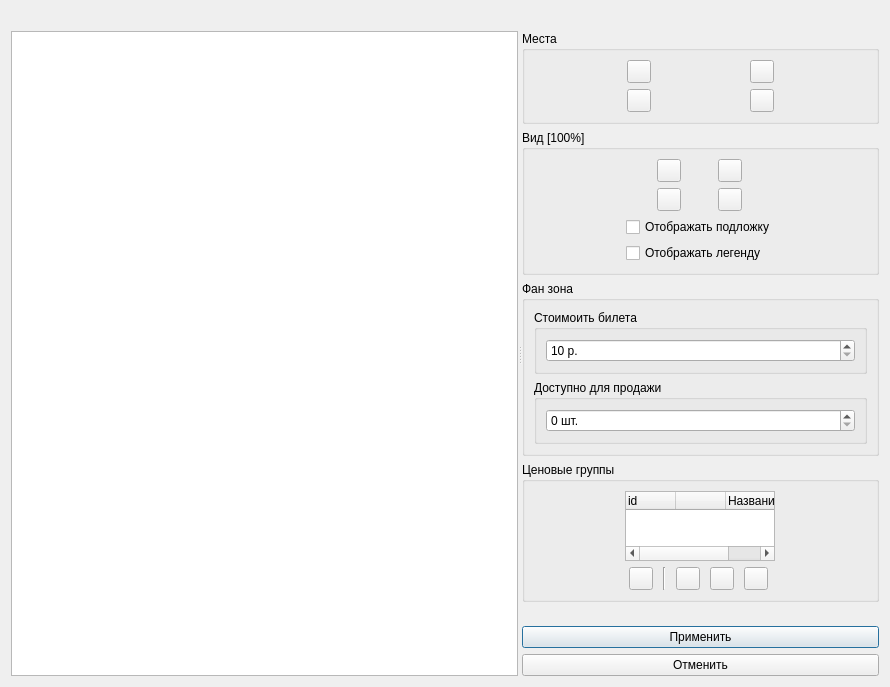
First picture: the form in Admin/MainManager/actionsWidget/cactionticketsmanagement.ui, repository Demonist/TCS, before the edit.
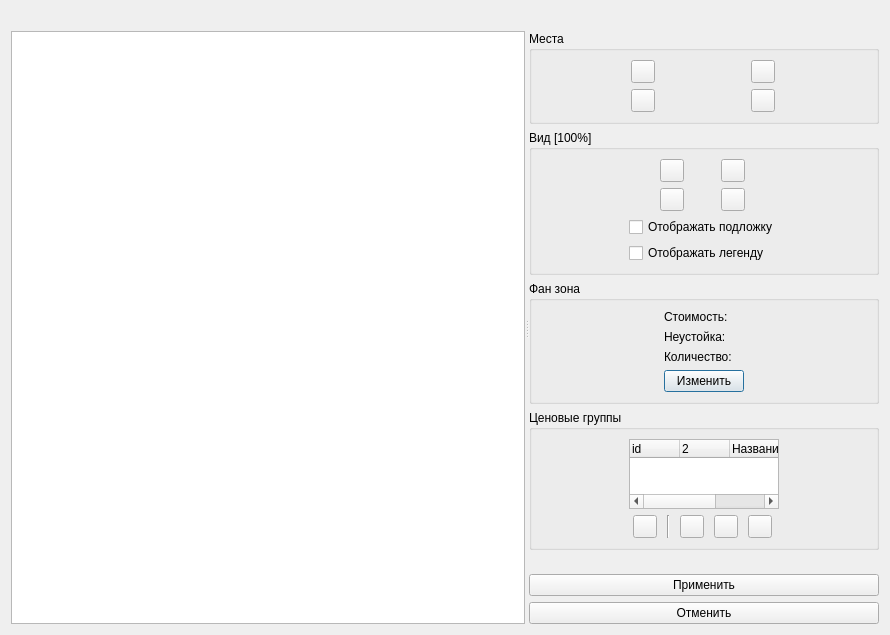
Second picture: the form after the edit. Icons and pictures are not drawn. Custom widgets are drawn as their Qt base class.

Commit message: Добавил неустойку. Доработал графический фреймворк. Админ: Добавил неустойку в диалог ценовой группы. Создал диалог для управления фан зоной. +Мелкие изменения в графике. (!) Изменилась структура базы данных: добавил поле fanPenalty(неустойка для фан зоны) в таблицу Actions; добавил поле penalty в таблицу ActionPriceGroups. Клиент: Добавил hover эффект для элементов мероприятий. Графика: Исправил обработку событий в CGraphicsView. Добавил флаг wheelScalling в CGraphicsView, позволяющий отменять масштабирование роликом мыши.

The edit to the form file:
```diff
--- a/Admin/MainManager/actionsWidget/cactionticketsmanagement.ui
+++ b/Admin/MainManager/actionsWidget/cactionticketsmanagement.ui
@@ -7,7 +7,7 @@
     <x>0</x>
     <y>0</y>
     <width>890</width>
-    <height>659</height>
+    <height>619</height>
    </rect>
   </property>
   <property name="windowTitle">
@@ -162,52 +162,47 @@
          <property name="title">
           <string>Фан зона</string>
          </property>
-         <layout class="QGridLayout" name="gridLayout_5">
-          <item row="1" column="0">
-           <widget class="QGroupBox" name="groupBox_2">
-            <property name="title">
-             <string>Доступно для продажи</string>
-            </property>
-            <layout class="QGridLayout" name="gridLayout_4">
-             <item row="0" column="0">
-              <widget class="QSpinBox" name="sbxFanTicketsCount">
-               <property name="suffix">
-                <string> шт.</string>
-               </property>
-               <property name="maximum">
-                <number>1000000</number>
-               </property>
-               <property name="singleStep">
-                <number>10</number>
-               </property>
-              </widget>
-             </item>
-            </layout>
-           </widget>
-          </item>
+         <layout class="QGridLayout" name="gridLayout_3">
           <item row="0" column="0">
-           <widget class="QGroupBox" name="groupBox">
-            <property name="title">
-             <string>Стоимоить билета</string>
+           <layout class="QVBoxLayout" name="verticalLayout_2">
+            <item>
+             <widget class="QLabel" name="lFanPrice">
+              <property name="text">
+               <string>Стоимость:</string>
+              </property>
+             </widget>
+            </item>
+            <item>
+             <widget class="QLabel" name="lFanPenalty">
+              <property name="text">
+               <string>Неустойка:</string>
+              </property>
+             </widget>
+            </item>
+            <item>
+             <widget class="QLabel" name="lFanCount">
+              <property name="text">
+               <string>Количество:</string>
+              </property>
+             </widget>
+            </item>
+           </layout>
+          </item>
+          <item row="1" column="0">
+           <widget class="QPushButton" name="pbnFan">
+            <property name="sizePolicy">
+             <sizepolicy hsizetype="Fixed" vsizetype="Fixed">
+              <horstretch>0</horstretch>
+              <verstretch>0</verstretch>
+             </sizepolicy>
             </property>
-            <layout class="QGridLayout" name="gridLayout_3">
-             <item row="0" column="0">
-              <widget class="QSpinBox" name="sbxPrice">
-               <property name="suffix">
-                <string> р.</string>
-               </property>
-               <property name="minimum">
-                <number>10</number>
-               </property>
-               <property name="maximum">
-                <number>1000000</number>
-               </property>
-               <property name="singleStep">
-                <number>10</number>
-               </property>
-              </widget>
-             </item>
-            </layout>
+            <property name="text">
+             <string>Изменить</string>
+            </property>
+            <property name="icon">
+             <iconset resource="../main_res.qrc">
+              <normaloff>:/images/categoriesImages/imActions.png</normaloff>:/images/categoriesImages/imActions.png</iconset>
+            </property>
            </widget>
           </item>
          </layout>
@@ -307,7 +302,7 @@
             </column>
             <column>
              <property name="text">
-              <string> </string>
+              <string/>
              </property>
             </column>
             <column>
@@ -320,6 +315,11 @@
               <string>Цена</string>
              </property>
             </column>
+            <column>
+             <property name="text">
+              <string>Неустойка</string>
+             </property>
+            </column>
            </widget>
           </item>
          </layout>
```
The commit also changes 17 other files.
